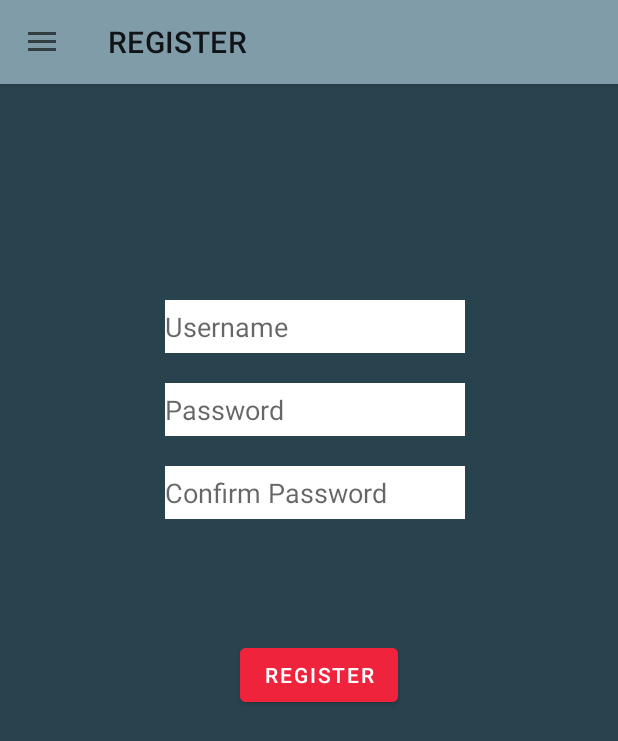
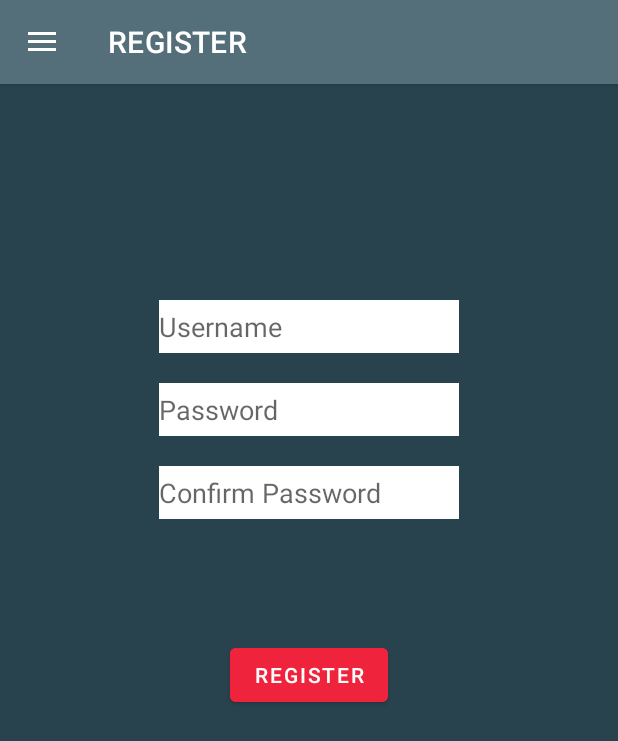
Before and after one commit to Filippo-Venturini/MovieNerd, an Android app: the screen it shows after launch (MainActivity), after a tap on "Not registered? Create your account", on a phone screen of 412 x 824 dp. Shown: the top 741 px of the screen. Run offline under Robolectric (Android 15) with nearby library versions, the phone set to English and light mode, and no system bars; our stand-ins replace Room's generated code, Volley; pictures from the network do not load; 5 statements that could not run were skipped.

Commit message:
Refactored app layout

```diff
--- a/app/src/main/java/com/example/movienerd/DetailsFragment.java
+++ b/app/src/main/java/com/example/movienerd/DetailsFragment.java
@@ -196,7 +196,9 @@ public class DetailsFragment extends Fragment {
                 @Override
                 public void onClick(View view) {
                     Toast.makeText(activity, "Added to WatchList", Toast.LENGTH_SHORT).show();
+                    System.out.println("FILM ID:"+currentFilm.getFilm_id());
                     if(!currentWatchedIds.contains(currentFilm.getFilm_id()) && !currentWatchListIds.contains(currentFilm.getFilm_id())){
+                        System.out.println("FILM AGGIUNTO");
                         listViewModel.addFilm(currentFilm);
                     }
                     UserFilmCrossRef currentRef = new UserFilmCrossRef(currentUser.getUser_id(),currentFilm.getFilm_id());
--- a/app/src/main/java/com/example/movienerd/HomeFragment.java
+++ b/app/src/main/java/com/example/movienerd/HomeFragment.java
@@ -60,7 +60,7 @@ public class HomeFragment extends Fragment implements OnItemListener {
         final MainActivity activity = (MainActivity) getActivity();
         if(activity != null){
             Utilities.setUpToolbar((AppCompatActivity) activity, "HOME");
-            //activity.homeAPIRequestDone = true; //DA TOGLIERE!!!!
+            activity.homeAPIRequestDone = true; //DA TOGLIERE!!!!
             if(!activity.homeAPIRequestDone){
                 requestQueue = Volley.newRequestQueue(activity);
                 this.sendVolleyRequest(activity);
--- a/app/src/main/java/com/example/movienerd/MainActivity.java
+++ b/app/src/main/java/com/example/movienerd/MainActivity.java
@@ -40,6 +40,7 @@ public class MainActivity extends AppCompatActivity implements NavigationView.On
     @Override
     protected void onCreate(Bundle savedInstanceState) {
         super.onCreate(savedInstanceState);
+        AppCompatDelegate.setDefaultNightMode(AppCompatDelegate.MODE_NIGHT_NO);
         setContentView(R.layout.activity_main);
 
         listViewModel = new ViewModelProvider((ViewModelStoreOwner) this).get(ListViewModel.class);
@@ -69,7 +70,7 @@ public class MainActivity extends AppCompatActivity implements NavigationView.On
             @Override
             public void onChanged(List<Achievement> achievements) {
                 if(achievements.size() == 0){
-                    listViewModel.addAchievement(new Achievement("imdb_logo","A Good Start", "Add your first film to your watchlist"));
+                    listViewModel.addAchievement(new Achievement("watch","A Good Start", "Add your first film to your watchlist"));
                     listViewModel.addAchievement(new Achievement("imdb_logo","Beginner", "Watch your first movie"));
                     listViewModel.addAchievement(new Achievement("imdb_logo","Let me take a look", "Look at the details of a movie"));
                     listViewModel.addAchievement(new Achievement("imdb_logo","Advanced", "Watch 3 movies"));
@@ -78,31 +79,6 @@ public class MainActivity extends AppCompatActivity implements NavigationView.On
         });
 
         Activity activity = this;
-
-        findViewById(R.id.loginLogout_CardView).setOnClickListener(new View.OnClickListener() {
-            @Override
-            public void onClick(View view) {
-                TextView txtLoginLogout = findViewById(R.id.loginLogout_textView);
-                if(txtLoginLogout.getText().equals("Login")){
-                    Utilities.insertFragment((AppCompatActivity) activity, new LoginFragment(), LoginFragment.class.getSimpleName());
-                }else{
-                    currentUser.setIsLogged(false);
-                    listViewModel.updateUser(currentUser);
-                    Toast.makeText(activity, "Logged out", Toast.LENGTH_SHORT).show();
-                    TextView txtUsername = findViewById(R.id.username_TextView);
-                    txtUsername.setText("Guest");
-                    if(drawer.isDrawerOpen(GravityCompat.START)){
-                        drawer.closeDrawer(GravityCompat.START);
-                    }
-                    if(!isInHome){
-                        isInHome = true;
-                        Utilities.insertFragment((AppCompatActivity) activity, new HomeFragment(), HomeFragment.class.getSimpleName());
-                    }
-                }
-            }
-        });
-
-        Utilities.insertFragment(this, new HomeFragment(), HomeFragment.class.getSimpleName());
 
         Toolbar toolbar = findViewById(R.id.toolbar);
         setSupportActionBar(toolbar);
@@ -115,6 +91,30 @@ public class MainActivity extends AppCompatActivity implements NavigationView.On
                 R.string.navigation_drawer_open,R.string.navigation_drawer_close);
         drawer.addDrawerListener(toggle);
         toggle.syncState();
+
+        findViewById(R.id.loginLogout_CardView).setOnClickListener(new View.OnClickListener() {
+            @Override
+            public void onClick(View view) {
+                TextView txtLoginLogout = findViewById(R.id.loginLogout_textView);
+                if(txtLoginLogout.getText().equals("Login")){
+                    drawer.closeDrawer(GravityCompat.START);
+                    Utilities.insertFragment((AppCompatActivity) activity, new LoginFragment(), LoginFragment.class.getSimpleName());
+                }else{
+                    currentUser.setIsLogged(false);
+                    listViewModel.updateUser(currentUser);
+                    Toast.makeText(activity, "Logged out", Toast.LENGTH_SHORT).show();
+                    TextView txtUsername = findViewById(R.id.username_TextView);
+                    txtUsername.setText("Guest");
+                    drawer.closeDrawer(GravityCompat.START);
+                    if(!isInHome){
+                        isInHome = true;
+                        Utilities.insertFragment((AppCompatActivity) activity, new HomeFragment(), HomeFragment.class.getSimpleName());
+                    }
+                }
+            }
+        });
+
+        Utilities.insertFragment(this, new HomeFragment(), HomeFragment.class.getSimpleName());
     }
 
     @Override
--- a/app/src/main/java/com/example/movienerd/ProfileFragment.java
+++ b/app/src/main/java/com/example/movienerd/ProfileFragment.java
@@ -6,6 +6,7 @@ import android.util.Log;
 import android.view.LayoutInflater;
 import android.view.View;
 import android.view.ViewGroup;
+import android.widget.TextView;
 
 import androidx.annotation.NonNull;
 import androidx.annotation.Nullable;
@@ -56,6 +57,8 @@ public class ProfileFragment extends Fragment {
                     for(User user : users){
                         if(user.getIsLogged()){
                             currentUser = user;
+                            TextView txtName = view.findViewById(R.id.profile_usernameTextView);
+                            txtName.setText(currentUser.getUsername());
                         }
                     }
                 }
--- a/app/src/main/res/layout/activity_main.xml
+++ b/app/src/main/res/layout/activity_main.xml
@@ -24,7 +24,8 @@
             android:layout_height="?attr/actionBarSize"
             android:id="@+id/toolbar"
             android:elevation="4dp"
-            android:background="#819ca9"/>
+            android:background="#546e7a"
+            app:titleTextColor="@color/white"/>
         <FrameLayout
             android:id="@+id/fragment_container"
             android:layout_width="match_parent"
@@ -44,7 +45,7 @@
             android:layout_width="wrap_content"
             android:layout_height="wrap_content"
             android:layout_marginStart="20dp"
-            android:layout_marginTop="680dp"
+            android:layout_marginTop="750dp"
             android:background="#546e7a"
             app:cardElevation="0dp"
             android:clickable="true"
--- a/app/src/main/res/layout/register_layout.xml
+++ b/app/src/main/res/layout/register_layout.xml
@@ -1,40 +1,39 @@
 <?xml version="1.0" encoding="utf-8"?>
-<androidx.constraintlayout.widget.ConstraintLayout xmlns:android="http://schemas.android.com/apk/res/android"
+<LinearLayout xmlns:android="http://schemas.android.com/apk/res/android"
     android:layout_width="match_parent"
     android:layout_height="match_parent"
     xmlns:app="http://schemas.android.com/apk/res-auto"
-    android:background="#29434e">
+    android:background="#29434e"
+    android:orientation="vertical">
 
     <EditText
         android:id="@+id/registerUser_editText"
         android:layout_width="200dp"
+        android:layout_marginTop="200dp"
         android:layout_height="35dp"
-        android:layout_marginStart="110dp"
-        android:layout_marginTop="200dp"
+        android:layout_gravity="center_horizontal"
         android:background="@color/white"
-        android:hint="Username"
-        app:layout_constraintStart_toStartOf="parent"
-        app:layout_constraintTop_toTopOf="parent" />
+        android:hint="Username" />
 
     <EditText
         android:id="@+id/registerPassword_editText"
         android:layout_width="200dp"
         android:layout_height="35dp"
-        android:layout_marginStart="110dp"
+        android:background="@color/white"
         android:layout_marginTop="20dp"
-        android:background="@color/white"
         android:hint="Password"
-        app:layout_constraintStart_toStartOf="parent"
-        app:layout_constraintTop_toBottomOf="@+id/registerUser_editText" />
+        android:inputType="textPassword"
+        android:layout_gravity="center_horizontal"/>
 
     <EditText
         android:id="@+id/confirmPassword_editText"
         android:layout_width="200dp"
         android:layout_height="35dp"
-        android:layout_marginStart="110dp"
+        android:layout_gravity="center_horizontal"
         android:layout_marginTop="20dp"
         android:background="@color/white"
         android:hint="Confirm Password"
+        android:inputType="textPassword"
         app:layout_constraintStart_toStartOf="parent"
         app:layout_constraintTop_toBottomOf="@+id/registerPassword_editText" />
 
@@ -42,11 +41,9 @@
         android:id="@+id/btn_register"
         android:layout_width="wrap_content"
         android:layout_height="wrap_content"
-        android:layout_marginStart="160dp"
+        android:layout_gravity="center_horizontal"
         android:layout_marginTop="80dp"
         android:backgroundTint="#ef233c"
-        android:text="REGISTER"
-        app:layout_constraintStart_toStartOf="parent"
-        app:layout_constraintTop_toBottomOf="@+id/confirmPassword_editText" />
+        android:text="REGISTER" />
 
-</androidx.constraintlayout.widget.ConstraintLayout>
+</LinearLayout>
--- a/app/src/main/res/values-night/themes.xml
+++ b/app/src/main/res/values-night/themes.xml
@@ -1,6 +1,7 @@
 <resources xmlns:tools="http://schemas.android.com/tools">
     <!-- Base application theme. -->
     <style name="Theme.MovieNerd" parent="Theme.MaterialComponents.DayNight.NoActionBar">
+        <item name="android:forceDarkAllowed" tools:targetApi="q">false</item>
         <!-- Primary brand color. -->
         <item name="colorPrimary">#e0e0e0</item>
         <item name="colorPrimaryVariant">@color/purple_700</item>
--- a/app/src/main/res/values/themes.xml
+++ b/app/src/main/res/values/themes.xml
@@ -1,6 +1,7 @@
 <resources xmlns:tools="http://schemas.android.com/tools">
     <!-- Base application theme. -->
     <style name="Theme.MovieNerd" parent="Theme.MaterialComponents.DayNight.NoActionBar">
+        <item name="android:forceDarkAllowed" tools:targetApi="q">false</item>
         <!-- Primary brand color. -->
         <item name="colorPrimary">#e0e0e0</item>
         <item name="colorPrimaryVariant">@color/purple_700</item>
@@ -12,10 +13,15 @@
         <!-- Status bar color. -->
         <item name="android:statusBarColor" tools:targetApi="l">?attr/colorPrimaryVariant</item>
         <!-- Customize your theme here. -->
+        <item name="android:actionMenuTextColor">@color/white</item>
+        <item name="drawerArrowStyle">@style/DrawerArrowStyle</item>
     </style>
     <style name="Divider">
         <item name="android:layout_width">match_parent</item>
         <item name="android:layout_height">1dp</item>
         <item name="android:background">#FFFFFF</item>
     </style>
+    <style name="DrawerArrowStyle" parent="Widget.AppCompat.DrawerArrowToggle">
+        <item name="color">@android:color/white</item>
+    </style>
 </resources>
```
Also changed, not shown: app/src/main/java/com/example/movienerd/WatchListFragment.java (+12 -7 lines), app/src/main/res/layout/achievement_card_layout.xml (+12 -8 lines), app/src/main/res/layout/login_layout.xml (+12 -20 lines), app/src/main/res/layout/nav_header.xml (+6 -6 lines), app/src/main/res/layout/profile.xml (+7 -6 lines), app/src/main/res/drawable/watch.png (added).
